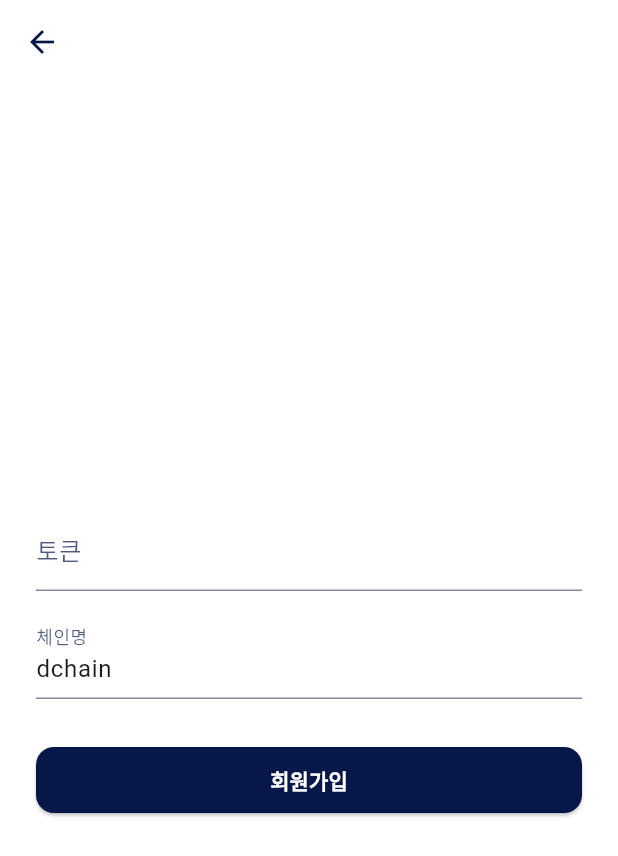
After one commit to 1242525/dchain, a Flutter app: the screen it shows after launch, after a tap on "회원 가입", on a phone screen of 412 x 824 dp. The commit adds this screen. Shown: the top 856 px of the screen. Run offline on Flutter 3.47's test engine with Material 3 defaults, Android fonts, the light colour scheme and no system bars; our stand-ins replace cloud_firestore, firebase_core, flutter_dotenv, shared_preferences; missing offline and left inert: dart:html; accounts and stored records are empty.

Commit message:
Second commit

```diff
--- a/lib/screen/Token_create_screen.dart
+++ b/lib/screen/Token_create_screen.dart
@@ -29,6 +29,7 @@ class _TokenCreateScreenState extends State<TokenCreateScreen> {
       _status = "";
     });
 
+    //공백 제거
     final chain = _chainController.text.trim();
     final owner = _ownerAddrController.text.trim();
     final pkey = _ownerPkeyController.text.trim();
--- /dev/null
+++ b/lib/screen/account_create.dart
@@ -0,0 +1,178 @@
+import 'dart:convert';
+import 'package:flutter/material.dart';
+import '../api/Api_service.dart';
+import 'dart:html' as html;
+import 'package:flutter_dotenv/flutter_dotenv.dart';
+
+class SignupScreen extends StatefulWidget {
+  const SignupScreen({super.key});
+
+  @override
+  State<SignupScreen> createState() => _SignupScreenState();
+}
+
+class _SignupScreenState extends State<SignupScreen> {
+  final _formKey = GlobalKey<FormState>();
+  final TextEditingController _tokenController = TextEditingController();
+  final TextEditingController _chainController = TextEditingController(text: 'dchain');
+
+  Map<String, dynamic>? _keyPairData;
+  bool _isLoading = false;
+  String? _error;
+
+  final primaryColor = const Color(0xFF08174A);
+  final labelTextColor = const Color(0xFF08174A);
+
+  Future<void> _signup() async {
+    if (!_formKey.currentState!.validate()) return;
+
+    setState(() {
+      _isLoading = true;
+      _keyPairData = null;
+      _error = null;
+    });
+
+    final api = ApiService();
+    final result = await api.fetchKeyPair(
+      chainName: _chainController.text.trim(),
+    );
+
+
+    setState(() {
+      _isLoading = false;
+      if (result != null) {
+        try {
+          final Map<String, dynamic> jsonMap = json.decode(result);
+          if (jsonMap['state'] == 'OK' && jsonMap['data']?['key_pair'] != null) {
+            _keyPairData = Map<String, dynamic>.from(jsonMap['data']['key_pair']);
+
+            // 여기서 JSON 파일 다운로드 실행
+            final jsonString = json.encode(_keyPairData);
+            final bytes = utf8.encode(jsonString);
+            final blob = html.Blob([bytes], 'application/json');
+            final url = html.Url.createObjectUrlFromBlob(blob);
+            final anchor = html.AnchorElement(href: url)
+              ..setAttribute('download',
+                  'identity_${DateTime.now().toIso8601String()}.json')
+              ..click();
+            html.Url.revokeObjectUrl(url);
+
+          } else {
+            _error = '키 페어 데이터를 찾을 수 없습니다.';
+          }
+        } catch (e) {
+          _error = 'JSON 파싱 오류: $e';
+        }
+      } else {
+        _error = '서버 응답이 없습니다.';
+      }
+    });
+
+  }
+
+  Widget _buildCard(String title, String value) {
+    return Card(
+      elevation: 2,
+      margin: const EdgeInsets.symmetric(vertical: 8),
+      shape: RoundedRectangleBorder(borderRadius: BorderRadius.circular(12)),
+      child: Padding(
+        padding: const EdgeInsets.all(16),
+        child: Column(
+          crossAxisAlignment: CrossAxisAlignment.start,
+          children: [
+            Text(title, style: TextStyle(fontWeight: FontWeight.bold, color: labelTextColor)),
+            const SizedBox(height: 8),
+            SelectableText(value, style: const TextStyle(fontSize: 14, fontFamily: 'monospace')),
+          ],
+        ),
+      ),
+    );
+  }
+
+  @override
+  void dispose() {
+    _tokenController.dispose();
+    _chainController.dispose();
+    super.dispose();
+  }
+
+
+
+  @override
+  Widget build(BuildContext context) {
+    return Scaffold(
+      appBar: AppBar(
+        backgroundColor: Colors.white,
+        elevation: 0,
+        leading: BackButton(color: primaryColor),
+      ),
+      backgroundColor: Colors.white,
+      body: Center(
+        child: SingleChildScrollView(
+          padding: const EdgeInsets.symmetric(horizontal: 24, vertical: 40),
+          child: ConstrainedBox(
+            constraints: const BoxConstraints(maxWidth: 400),
+            child: Form(
+              key: _formKey,
+              child: Column(
+                children: [
+                  TextFormField(
+                    controller: _tokenController,
+                    decoration: InputDecoration(
+                      labelText: '토큰',
+                      enabledBorder: UnderlineInputBorder(
+                        borderSide: BorderSide(color: primaryColor.withOpacity(0.5)),
+                      ),
+                      focusedBorder: UnderlineInputBorder(
+                        borderSide: BorderSide(color: primaryColor, width: 2),
+                      ),
+                      labelStyle: TextStyle(color: primaryColor.withOpacity(0.7)),
+                    ),
+                    validator: (value) => value == null || value.isEmpty ? '토큰을 입력하세요.' : null,
+                  ),
+                  const SizedBox(height: 16),
+                  TextFormField(
+                    controller: _chainController,
+                    decoration: InputDecoration(
+                      labelText: '체인명',
+                      enabledBorder: UnderlineInputBorder(
+                        borderSide: BorderSide(color: primaryColor.withOpacity(0.5)),
+                      ),
+                      focusedBorder: UnderlineInputBorder(
+                        borderSide: BorderSide(color: primaryColor, width: 2),
+                      ),
+                      labelStyle: TextStyle(color: primaryColor.withOpacity(0.7)),
+                    ),
+                    validator: (value) => value == null || value.isEmpty ? '체인명을 입력하세요.' : null,
+                  ),
+                  const SizedBox(height: 32),
+                  SizedBox(
+                    width: double.infinity,
+                    height: 44,
+                    child: ElevatedButton(
+                      style: ElevatedButton.styleFrom(
+                        backgroundColor: primaryColor,
+                        shape: RoundedRectangleBorder(borderRadius: BorderRadius.circular(12)),
+                      ),
+                      onPressed: _isLoading ? null : _signup,
+                      child: _isLoading
+                          ? const SizedBox(
+                        width: 20,
+                        height: 20,
+                        child: CircularProgressIndicator(color: Colors.white, strokeWidth: 2),
+                      )
+                          : const Text(
+                        '회원가입',
+                        style: TextStyle(color: Colors.white, fontWeight: FontWeight.bold),
+                      ),
+                    ),
+                  ),
+                ],
+              ),
+            ),
+          ),
+        ),
+      ),
+    );
+  }
+}
--- a/lib/screen/home_screen.dart
+++ b/lib/screen/home_screen.dart
@@ -4,6 +4,7 @@ import '../screen/Token_create_screen.dart';
 import 'account_list_screen.dart';
 import '../screen/account_management_screen.dart';
 import '../screen/token_balance.dart';
+import '../screen/account_create.dart';
 
 class HomeScreen extends StatelessWidget {
   const HomeScreen({super.key});
@@ -33,6 +34,18 @@ class HomeScreen extends StatelessWidget {
                   Navigator.push(
                     context,
                     MaterialPageRoute(builder: (_) => TokenCreateScreen()),
+                  );
+                },
+              ),
+              const SizedBox(height: 20),
+              _buildHomeButton(
+                context,
+                text: '회원 가입',
+                icon: Icons.person,
+                onPressed: () {
+                  Navigator.push(
+                    context,
+                    MaterialPageRoute(builder: (_) => SignupScreen()),
                   );
                 },
               ),
```
